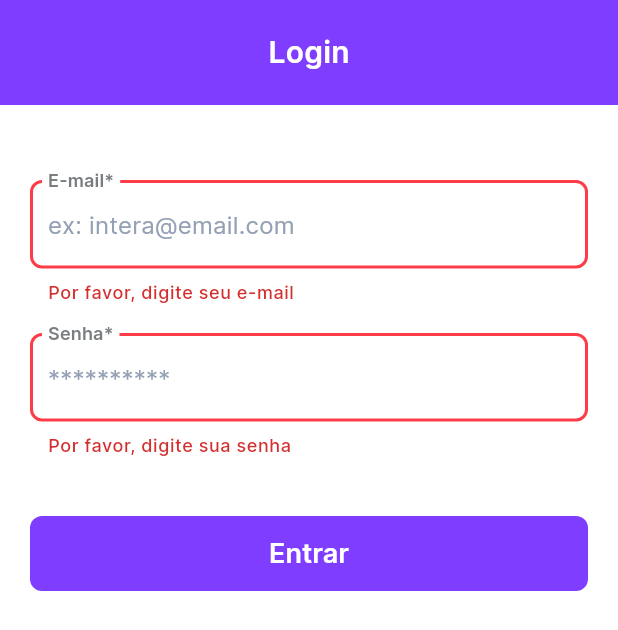
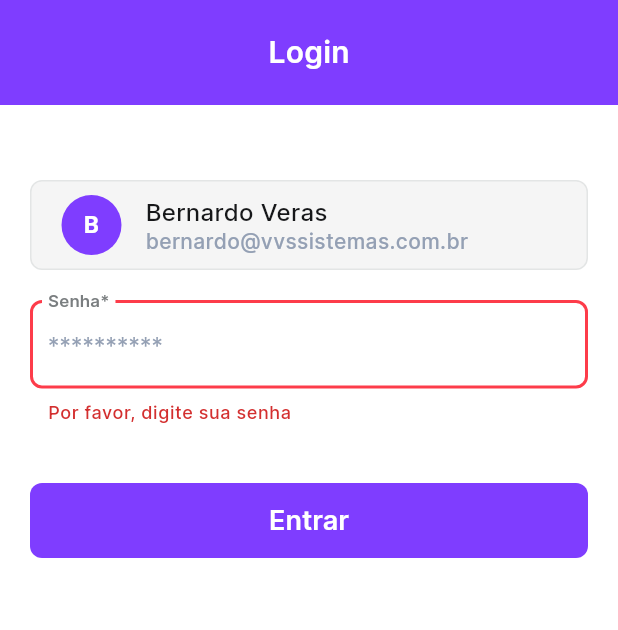
Before and after one commit to MinhCuongIT/intera-frontend, a Flutter app: the screen it shows after launch, after a tap on "Entrar", on a phone screen of 412 x 824 dp. Shown: the top 630 px of the screen. Run offline on Flutter 3.47's test engine with Material 2 defaults, Android fonts, the phone set to English and light mode, and no system bars; our stand-ins replace animate_do, brasil_fields, get, responsive_framework.

Commit message:
Add response widgets and create widget for logged user on login

```diff
--- a/lib/core/components/text_form_field.dart
+++ b/lib/core/components/text_form_field.dart
@@ -1,5 +1,6 @@
 import 'package:flutter/material.dart';
 import 'package:flutter/services.dart';
+import 'package:responsive_framework/responsive_framework.dart';
 
 import '../theme/intera_colors.dart';
 import '../theme/intera_font.dart';
@@ -73,18 +74,36 @@ class InteraTextField extends StatelessWidget {
     return TextFormField(
       decoration: InputDecoration(
         labelText: label,
-        labelStyle: labelStyle ?? TextStyle(color: InteraColors.baseDark25, fontWeight: InteraFont.semiBold),
+        labelStyle: labelStyle ??
+            TextStyle(
+              color: InteraColors.baseDark25,
+              fontWeight: InteraFont.semiBold,
+              fontSize: ResponsiveWrapper.of(context).isSmallerThan(MOBILE) ? 12 : 15,
+            ),
         hintText: hint,
-        hintStyle: hintStyle ?? TextStyle(color: InteraColors.textGray, fontWeight: InteraFont.regular),
+        hintStyle: hintStyle ??
+            TextStyle(
+              color: InteraColors.textGray,
+              fontWeight: InteraFont.regular,
+              fontSize: ResponsiveWrapper.of(context).isSmallerThan(MOBILE) ? 12 : 15,
+            ),
         helperText: helper,
-        helperStyle: helperStyle ?? TextStyle(color: InteraColors.textGray, fontWeight: InteraFont.regular),
+        helperStyle: helperStyle ??
+            TextStyle(
+              color: InteraColors.textGray,
+              fontWeight: InteraFont.regular,
+              fontSize: ResponsiveWrapper.of(context).isSmallerThan(MOBILE) ? 10 : 15,
+            ),
         border: _border(),
         enabledBorder: _border(),
         focusedBorder: _border(),
         errorBorder: _border(color: InteraColors.error),
         focusedErrorBorder: _border(color: InteraColors.error),
         disabledBorder: _border(color: InteraColors.baseDark25),
-        contentPadding: EdgeInsets.symmetric(vertical: 20, horizontal: 12),
+        contentPadding: EdgeInsets.symmetric(
+          vertical: ResponsiveWrapper.of(context).isSmallerThan(MOBILE) ? 15 : 20,
+          horizontal: ResponsiveWrapper.of(context).isSmallerThan(MOBILE) ? 10 : 12,
+        ),
         floatingLabelBehavior: floatingLabelBehavior,
         alignLabelWithHint: true,
         isDense: true,
--- a/lib/layers/presentation/pages/login/controllers/login_controller.dart
+++ b/lib/layers/presentation/pages/login/controllers/login_controller.dart
@@ -11,6 +11,7 @@ class LoginController extends InteraController {
   set password(String value) => dto.password = value;
 
   bool get validated => dto.validated;
+  bool get isLogged => dto.isLogged;
 
   Future<void> authenticate() async {
     loading = true;
--- a/lib/layers/presentation/pages/login/helpers/authentication_dto.dart
+++ b/lib/layers/presentation/pages/login/helpers/authentication_dto.dart
@@ -11,5 +11,7 @@ class AuthenticationDto {
   String get password => _password.value;
   set password(String value) => _password.value = value;
 
+  bool get isLogged => true;
+
   bool get validated => email.isNotEmpty && InteraUtils.isValidEmail(email) && password.isNotEmpty;
 }
--- a/lib/layers/presentation/pages/login/ui/login_page.dart
+++ b/lib/layers/presentation/pages/login/ui/login_page.dart
@@ -1,6 +1,7 @@
 import 'package:animate_do/animate_do.dart';
 import 'package:flutter/material.dart';
 import 'package:get/get.dart';
+import 'package:intera/core/theme/intera_font.dart';
 import 'package:responsive_framework/responsive_framework.dart' as responsive;
 
 import '../controllers/login_controller.dart';
@@ -37,6 +38,7 @@ class LoginPage extends InteraPage<LoginController> {
               key: _formKey,
               child: Column(
                 children: [
+                  if (controller.isLogged == false) ...{
                     FadeInUp(
                       from: 20,
                       duration: Duration(milliseconds: 500),
@@ -56,6 +58,69 @@ class LoginPage extends InteraPage<LoginController> {
                         },
                       ),
                     ),
+                  } else ...{
+                    Container(
+                      height: responsive.ResponsiveWrapper.of(context).isSmallerThan(responsive.MOBILE) ? 50 : 60,
+                      decoration: BoxDecoration(
+                        color: InteraColors.background,
+                        borderRadius: BorderRadius.circular(8),
+                        border: Border.all(color: InteraColors.baseLight20),
+                      ),
+                      padding: EdgeInsets.symmetric(horizontal: responsive.ResponsiveWrapper.of(context).isSmallerThan(responsive.MOBILE) ? 15 : 20),
+                      child: Row(
+                        children: [
+                          SizedBox(
+                            height: responsive.ResponsiveWrapper.of(context).isSmallerThan(responsive.MOBILE) ? 35 : 40,
+                            width: responsive.ResponsiveWrapper.of(context).isSmallerThan(responsive.MOBILE) ? 35 : 40,
+                            child: CircleAvatar(
+                              child: Text(
+                                'B',
+                                style: TextStyle(
+                                  color: Colors.white,
+                                  fontWeight: InteraFont.bold,
+                                  fontSize: 16,
+                                ),
+                              ),
+                            ),
+                          ),
+                          SizedBox(width: 16),
+                          Column(
+                            mainAxisAlignment: MainAxisAlignment.center,
+                            crossAxisAlignment: CrossAxisAlignment.start,
+                            children: [
+                              Container(
+                                width: responsive.ResponsiveWrapper.of(context).isSmallerThan(responsive.MOBILE) ? 180 : 280,
+                                child: Text(
+                                  'Bernardo Veras',
+                                  maxLines: 1,
+                                  overflow: TextOverflow.ellipsis,
+                                  style: TextStyle(
+                                    color: InteraColors.baseDark75,
+                                    fontWeight: InteraFont.medium,
+                                    fontSize: responsive.ResponsiveWrapper.of(context).isSmallerThan(responsive.MOBILE) ? 14 : 16,
+                                  ),
+                                ),
+                              ),
+                              SizedBox(height: 2),
+                              Container(
+                                width: responsive.ResponsiveWrapper.of(context).isSmallerThan(responsive.MOBILE) ? 180 : 280,
+                                child: Text(
+                                  'bernardo@vvssistemas.com.br',
+                                  maxLines: 1,
+                                  overflow: TextOverflow.ellipsis,
+                                  style: TextStyle(
+                                    color: InteraColors.textGray,
+                                    fontWeight: InteraFont.medium,
+                                    fontSize: responsive.ResponsiveWrapper.of(context).isSmallerThan(responsive.MOBILE) ? 12 : 14,
+                                  ),
+                                ),
+                              ),
+                            ],
+                          ),
+                        ],
+                      ),
+                    ),
+                  },
                   SizedBox(height: 20),
                   FadeInUp(
                     from: 20,
```
Lines whose indentation alone changed are shown as unchanged.
